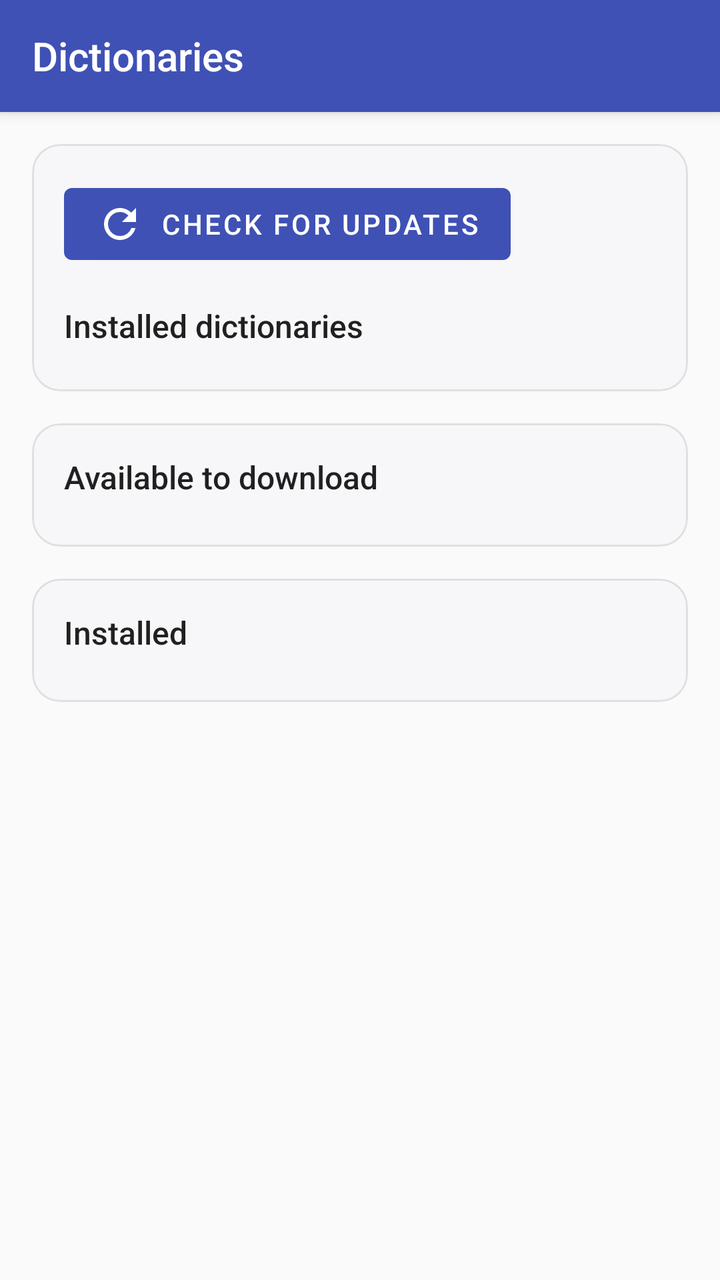
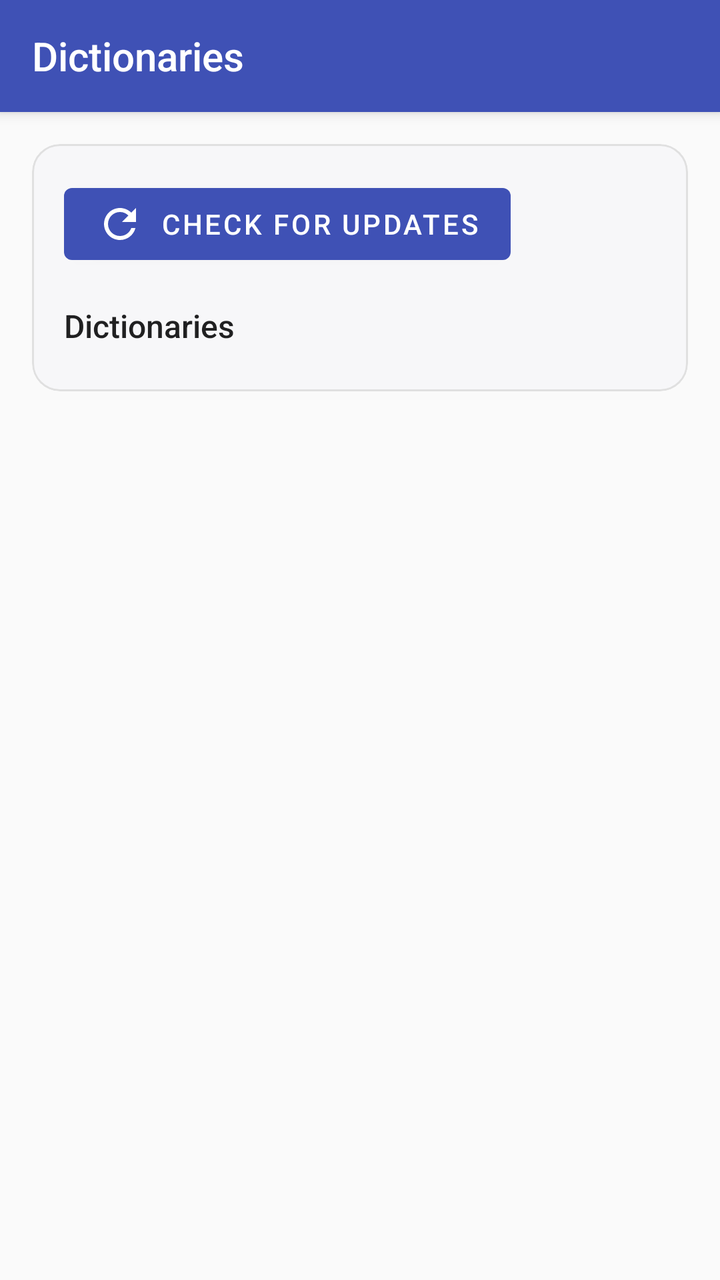

Screens rendered from an Android XML layout before and after an edit, with the pre-edit source and the edit as a unified diff.
<!-- AndroidManifest.xml: activity theme AppTheme -->
<!-- res/layout/activity_dictionaries_management.xml -->
<?xml version="1.0" encoding="utf-8"?>
<LinearLayout xmlns:android="http://schemas.android.com/apk/res/android"
    xmlns:app="http://schemas.android.com/apk/res-auto"
    android:orientation="vertical"
    android:layout_width="match_parent"
    android:layout_height="match_parent"
    android:background="?android:attr/colorBackground">

    <androidx.appcompat.widget.Toolbar
        android:id="@+id/activity_dictionaries_management_toolbar"
        android:layout_width="match_parent"
        android:layout_height="?attr/actionBarSize"
        android:background="@color/toolbar"
        android:elevation="4dp"
        android:theme="@style/DictionariesManagementToolbarTheme"
        app:title="Dictionaries" />

    <ScrollView
        android:layout_width="match_parent"
        android:layout_height="0dp"
        android:layout_weight="1"
        android:clipToPadding="false"
        android:paddingBottom="24dp">

        <LinearLayout
            android:layout_width="match_parent"
            android:layout_height="wrap_content"
            android:orientation="vertical">

            
            <com.google.android.material.card.MaterialCardView
                android:layout_width="match_parent"
                android:layout_height="wrap_content"
                android:layout_margin="16dp"
                app:cardBackgroundColor="@color/dict_card_bg"
                app:strokeColor="@color/dict_card_stroke"
                app:strokeWidth="1dp"
                app:cardCornerRadius="14dp"
                app:cardElevation="0dp">

                <LinearLayout
                    android:layout_width="match_parent"
                    android:layout_height="wrap_content"
                    android:orientation="vertical"
                    android:padding="16dp">

                    <LinearLayout
                        android:layout_width="match_parent"
                        android:layout_height="wrap_content"
                        android:orientation="horizontal"
                        android:gravity="center_vertical">

                        <com.google.android.material.button.MaterialButton
                            android:id="@+id/activity_dictionaries_management_check_updates"
                            style="@style/Widget.MaterialComponents.Button"
                            android:layout_width="wrap_content"
                            android:layout_height="wrap_content"
                            app:icon="@drawable/ic_refresh_24px"
                            app:iconGravity="textStart"
                            android:text="@string/check_for_updates" />

                        <ProgressBar
                            android:id="@+id/activity_dictionaries_management_check_updates_spinner"
                            android:layout_width="20dp"
                            android:layout_height="20dp"
                            android:layout_marginStart="14dp"
                            android:indeterminate="true"
                            android:visibility="gone" />

                        <TextView
                            android:id="@+id/activity_dictionaries_management_status"
                            android:layout_width="wrap_content"
                            android:layout_height="wrap_content"
                            android:layout_marginStart="14dp"
                            android:textSize="11sp"
                            android:textStyle="bold"
                            android:paddingStart="10dp"
                            android:paddingEnd="10dp"
                            android:paddingTop="4dp"
                            android:paddingBottom="4dp" />
                    </LinearLayout>

                    <TextView
                        android:layout_width="match_parent"
                        android:layout_height="wrap_content"
                        android:layout_marginTop="16dp"
                        android:text="@string/installed_dictionaries_header"
                        android:textAppearance="@style/TextAppearance.AppCompat.Title"
                        android:textSize="16sp" />

                    <LinearLayout
                        android:id="@+id/activity_dictionaries_management_installed_container"
                        android:layout_width="match_parent"
                        android:layout_height="wrap_content"
                        android:layout_marginTop="6dp"
                        android:orientation="vertical" />
                </LinearLayout>
            </com.google.android.material.card.MaterialCardView>

            
            <com.google.android.material.card.MaterialCardView
                android:id="@+id/activity_dictionaries_management_downloading_card"
                android:layout_width="match_parent"
                android:layout_height="wrap_content"
                android:layout_marginHorizontal="16dp"
                android:layout_marginBottom="16dp"
                android:visibility="gone"
                app:cardBackgroundColor="@color/dict_card_bg"
                app:strokeColor="@color/dict_card_stroke"
                app:strokeWidth="1dp"
                app:cardCornerRadius="14dp"
                app:cardElevation="0dp">

                <LinearLayout
                    android:layout_width="match_parent"
                    android:layout_height="wrap_content"
                    android:padding="16dp"
                    android:orientation="vertical">
                    <TextView
                        android:layout_width="match_parent"
                        android:layout_height="wrap_content"
                        android:text="@string/downloading_dictionaries_header"
                        android:paddingBottom="8dp"
                        android:textAppearance="@style/TextAppearance.AppCompat.Title"
                        android:textSize="16sp" />
                    <LinearLayout
                        android:id="@+id/activity_dictionaries_management_downloading_container"
                        android:layout_width="match_parent"
                        android:layout_height="wrap_content"
                        android:orientation="vertical" />
                </LinearLayout>
            </com.google.android.material.card.MaterialCardView>

            
            <com.google.android.material.card.MaterialCardView
                android:layout_width="match_parent"
                android:layout_height="wrap_content"
                android:layout_marginHorizontal="16dp"
                android:layout_marginBottom="16dp"
                app:cardBackgroundColor="@color/dict_card_bg"
                app:strokeColor="@color/dict_card_stroke"
                app:strokeWidth="1dp"
                app:cardCornerRadius="14dp"
                app:cardElevation="0dp">

                <LinearLayout
                    android:id="@+id/activity_dictionaries_management_install_panel"
                    android:layout_width="match_parent"
                    android:layout_height="wrap_content"
                    android:padding="16dp"
                    android:orientation="vertical">
                    <TextView
                        android:layout_width="match_parent"
                        android:layout_height="wrap_content"
                        android:text="@string/available_dictionaries_header"
                        android:paddingBottom="8dp"
                        android:textAppearance="@style/TextAppearance.AppCompat.Title"
                        android:textSize="16sp" />
                    <TextView
                        android:id="@+id/activity_dictionaries_management_install_empty"
                        android:layout_width="match_parent"
                        android:layout_height="wrap_content"
                        android:text="@string/no_optional_dictionaries_available"
                        android:textColor="@color/text_foreground_secondary"
                        android:visibility="gone" />
                    <androidx.recyclerview.widget.RecyclerView
                        android:id="@+id/activity_dictionaries_management_install_rv"
                        android:layout_width="match_parent"
                        android:layout_height="wrap_content" />
                </LinearLayout>
            </com.google.android.material.card.MaterialCardView>

            
            <com.google.android.material.card.MaterialCardView
                android:layout_width="match_parent"
                android:layout_height="wrap_content"
                android:layout_marginHorizontal="16dp"
                app:cardBackgroundColor="@color/dict_card_bg"
                app:strokeColor="@color/dict_card_stroke"
                app:strokeWidth="1dp"
                app:cardCornerRadius="14dp"
                app:cardElevation="0dp">

                <LinearLayout
                    android:id="@+id/activity_dictionaries_management_remove_panel"
                    android:layout_width="match_parent"
                    android:layout_height="wrap_content"
                    android:padding="16dp"
                    android:orientation="vertical">
                    <TextView
                        android:layout_width="match_parent"
                        android:layout_height="wrap_content"
                        android:text="@string/installed_optional_dictionaries_header"
                        android:paddingBottom="8dp"
                        android:textAppearance="@style/TextAppearance.AppCompat.Title"
                        android:textSize="16sp" />
                    <TextView
                        android:id="@+id/activity_dictionaries_management_remove_empty"
                        android:layout_width="match_parent"
                        android:layout_height="wrap_content"
                        android:text="@string/no_optional_dictionaries_installed"
                        android:textColor="@color/text_foreground_secondary"
                        android:visibility="gone" />
                    <androidx.recyclerview.widget.RecyclerView
                        android:id="@+id/activity_dictionaries_management_remove_rv"
                        android:layout_width="match_parent"
                        android:layout_height="wrap_content" />
                </LinearLayout>
            </com.google.android.material.card.MaterialCardView>
        </LinearLayout>
    </ScrollView>
</LinearLayout>
<!-- resources referenced by this layout -->
<resources>
  <color name="dict_card_bg">#F7F7F9</color>
  <color name="dict_card_stroke">#E0E0E0</color>
  <color name="text_foreground_secondary">#757575</color>
  <color name="toolbar">#3F51B5</color>
  <!-- drawable ic_refresh_24px (drawable) -->
  <vector xmlns:android="http://schemas.android.com/apk/res/android"
      android:width="24dp"
      android:height="24dp"
      android:viewportWidth="24"
      android:viewportHeight="24">
    <path
        android:fillColor="#FF000000"
        android:pathData="M17.65,6.35C16.2,4.9 14.21,4 12,4c-4.42,0 -7.99,3.58 -7.99,8s3.57,8 7.99,8c3.73,0 6.84,-2.55 7.73,-6h-2.08c-0.82,2.33 -3.04,4 -5.65,4 -3.31,0 -6,-2.69 -6,-6s2.69,-6 6,-6c1.66,0 3.14,0.69 4.22,1.78L13,11h7V4l-2.35,2.35z"/>
  </vector>
  <string name="available_dictionaries_header">Available to download</string>
  <string name="check_for_updates">Check for updates</string>
  <string name="downloading_dictionaries_header">Downloading</string>
  <string name="installed_dictionaries_header">Installed dictionaries</string>
  <string name="installed_optional_dictionaries_header">Installed</string>
  <string name="no_optional_dictionaries_available">All optional dictionaries are installed.</string>
  <string name="no_optional_dictionaries_installed">No optional dictionaries installed yet.</string>
  <style name="DictionariesManagementToolbarTheme" parent="">
          <item name="android:textColorPrimary">@color/text_navigation</item>
          <item name="colorControlNormal">@color/text_navigation</item>
          <item name="colorPrimary">@color/text_navigation</item>
      </style>
  <style name="AppTheme" parent="Theme.MaterialComponents.DayNight.NoActionBar.Bridge">
          <item name="colorPrimary">@color/colorPrimary</item>
          <item name="colorPrimaryDark">@color/colorPrimaryDark</item>
          <item name="colorAccent">@color/colorAccent</item>
      </style>
  <color name="text_navigation">@color/white</color>
  <color name="colorPrimary">#3F51B5</color>
  <color name="colorPrimaryDark">#303F9F</color>
  <color name="colorAccent">#FF4081</color>
  <color name="white">#FFF</color>
</resources>

<!-- the commit's change to res/layout/activity_dictionaries_management.xml (unified diff, before → after) -->
@@ -84,129 +84,18 @@
                         android:layout_width="match_parent"
                         android:layout_height="wrap_content"
                         android:layout_marginTop="16dp"
-                        android:text="@string/installed_dictionaries_header"
+                        android:text="@string/dictionaries_header"
                         android:textAppearance="@style/TextAppearance.AppCompat.Title"
                         android:textSize="16sp" />
 
                     <LinearLayout
-                        android:id="@+id/activity_dictionaries_management_installed_container"
+                        android:id="@+id/activity_dictionaries_management_container"
                         android:layout_width="match_parent"
                         android:layout_height="wrap_content"
                         android:layout_marginTop="6dp"
                         android:orientation="vertical" />
                 </LinearLayout>
             </com.google.android.material.card.MaterialCardView>
-
-            
-            <com.google.android.material.card.MaterialCardView
-                android:id="@+id/activity_dictionaries_management_downloading_card"
-                android:layout_width="match_parent"
-                android:layout_height="wrap_content"
-                android:layout_marginHorizontal="16dp"
-                android:layout_marginBottom="16dp"
-                android:visibility="gone"
-                app:cardBackgroundColor="@color/dict_card_bg"
-                app:strokeColor="@color/dict_card_stroke"
-                app:strokeWidth="1dp"
-                app:cardCornerRadius="14dp"
-                app:cardElevation="0dp">
-
-                <LinearLayout
-                    android:layout_width="match_parent"
-                    android:layout_height="wrap_content"
-                    android:padding="16dp"
-                    android:orientation="vertical">
-                    <TextView
-                        android:layout_width="match_parent"
-                        android:layout_height="wrap_content"
-                        android:text="@string/downloading_dictionaries_header"
-                        android:paddingBottom="8dp"
-                        android:textAppearance="@style/TextAppearance.AppCompat.Title"
-                        android:textSize="16sp" />
-                    <LinearLayout
-                        android:id="@+id/activity_dictionaries_management_downloading_container"
-                        android:layout_width="match_parent"
-                        android:layout_height="wrap_content"
-                        android:orientation="vertical" />
-                </LinearLayout>
-            </com.google.android.material.card.MaterialCardView>
-
-            
-            <com.google.android.material.card.MaterialCardView
-                android:layout_width="match_parent"
-                android:layout_height="wrap_content"
-                android:layout_marginHorizontal="16dp"
-                android:layout_marginBottom="16dp"
-                app:cardBackgroundColor="@color/dict_card_bg"
-                app:strokeColor="@color/dict_card_stroke"
-                app:strokeWidth="1dp"
-                app:cardCornerRadius="14dp"
-                app:cardElevation="0dp">
-
-                <LinearLayout
-                    android:id="@+id/activity_dictionaries_management_install_panel"
-                    android:layout_width="match_parent"
-                    android:layout_height="wrap_content"
-                    android:padding="16dp"
-                    android:orientation="vertical">
-                    <TextView
-                        android:layout_width="match_parent"
-                        android:layout_height="wrap_content"
-                        android:text="@string/available_dictionaries_header"
-                        android:paddingBottom="8dp"
-                        android:textAppearance="@style/TextAppearance.AppCompat.Title"
-                        android:textSize="16sp" />
-                    <TextView
-                        android:id="@+id/activity_dictionaries_management_install_empty"
-                        android:layout_width="match_parent"
-                        android:layout_height="wrap_content"
-                        android:text="@string/no_optional_dictionaries_available"
-                        android:textColor="@color/text_foreground_secondary"
-                        android:visibility="gone" />
-                    <androidx.recyclerview.widget.RecyclerView
-                        android:id="@+id/activity_dictionaries_management_install_rv"
-                        android:layout_width="match_parent"
-                        android:layout_height="wrap_content" />
-                </LinearLayout>
-            </com.google.android.material.card.MaterialCardView>
-
-            
-            <com.google.android.material.card.MaterialCardView
-                android:layout_width="match_parent"
-                android:layout_height="wrap_content"
-                android:layout_marginHorizontal="16dp"
-                app:cardBackgroundColor="@color/dict_card_bg"
-                app:strokeColor="@color/dict_card_stroke"
-                app:strokeWidth="1dp"
-                app:cardCornerRadius="14dp"
-                app:cardElevation="0dp">
-
-                <LinearLayout
-                    android:id="@+id/activity_dictionaries_management_remove_panel"
-                    android:layout_width="match_parent"
-                    android:layout_height="wrap_content"
-                    android:padding="16dp"
-                    android:orientation="vertical">
-                    <TextView
-                        android:layout_width="match_parent"
-                        android:layout_height="wrap_content"
-                        android:text="@string/installed_optional_dictionaries_header"
-                        android:paddingBottom="8dp"
-                        android:textAppearance="@style/TextAppearance.AppCompat.Title"
-                        android:textSize="16sp" />
-                    <TextView
-                        android:id="@+id/activity_dictionaries_management_remove_empty"
-                        android:layout_width="match_parent"
-                        android:layout_height="wrap_content"
-                        android:text="@string/no_optional_dictionaries_installed"
-                        android:textColor="@color/text_foreground_secondary"
-                        android:visibility="gone" />
-                    <androidx.recyclerview.widget.RecyclerView
-                        android:id="@+id/activity_dictionaries_management_remove_rv"
-                        android:layout_width="match_parent"
-                        android:layout_height="wrap_content" />
-                </LinearLayout>
-            </com.google.android.material.card.MaterialCardView>
         </LinearLayout>
     </ScrollView>
 </LinearLayout>
<!-- resource entries referenced after the edit -->
@@ -2,7 +2,6 @@
 <resources>
   <color name="dict_card_bg">#F7F7F9</color>
   <color name="dict_card_stroke">#E0E0E0</color>
-  <color name="text_foreground_secondary">#757575</color>
   <color name="toolbar">#3F51B5</color>
   <!-- drawable ic_refresh_24px (drawable) -->
   <vector xmlns:android="http://schemas.android.com/apk/res/android"
@@ -14,13 +13,8 @@
         android:fillColor="#FF000000"
         android:pathData="M17.65,6.35C16.2,4.9 14.21,4 12,4c-4.42,0 -7.99,3.58 -7.99,8s3.57,8 7.99,8c3.73,0 6.84,-2.55 7.73,-6h-2.08c-0.82,2.33 -3.04,4 -5.65,4 -3.31,0 -6,-2.69 -6,-6s2.69,-6 6,-6c1.66,0 3.14,0.69 4.22,1.78L13,11h7V4l-2.35,2.35z"/>
   </vector>
-  <string name="available_dictionaries_header">Available to download</string>
   <string name="check_for_updates">Check for updates</string>
-  <string name="downloading_dictionaries_header">Downloading</string>
-  <string name="installed_dictionaries_header">Installed dictionaries</string>
-  <string name="installed_optional_dictionaries_header">Installed</string>
-  <string name="no_optional_dictionaries_available">All optional dictionaries are installed.</string>
-  <string name="no_optional_dictionaries_installed">No optional dictionaries installed yet.</string>
+  <string name="dictionaries_header">Dictionaries</string>
   <style name="DictionariesManagementToolbarTheme" parent="">
           <item name="android:textColorPrimary">@color/text_navigation</item>
           <item name="colorControlNormal">@color/text_navigation</item>
